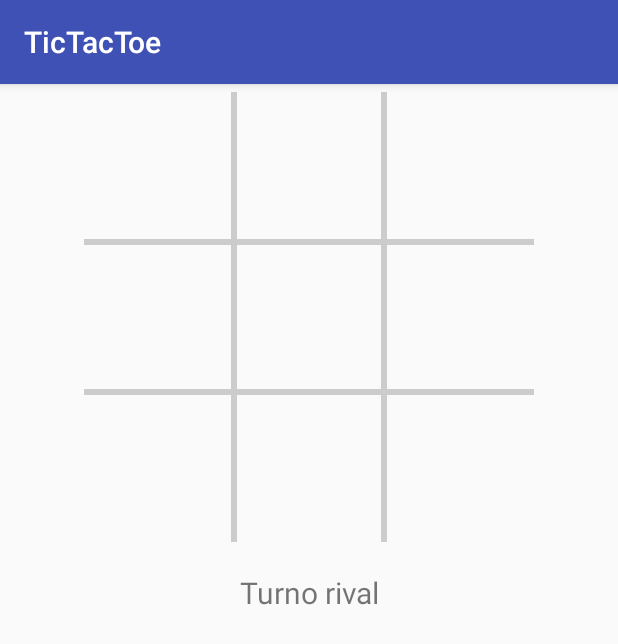
After one commit to cacoguaa/TicTacToe, an Android app: the MultiBoard screen opened directly, with no data from a screen before it, on a phone screen of 412 x 824 dp. The commit adds this screen. Shown: the top 644 px of the screen. Run offline under Robolectric (Android 15) with nearby library versions, the phone set to English and light mode, and no system bars; our stand-ins replace Firebase (no records; nobody signed in at launch, a user with empty details on screens opened directly); 3 statements that could not run were skipped.

Commit message:
Update methods, multiboard addded

```diff
--- a/app/src/main/AndroidManifest.xml
+++ b/app/src/main/AndroidManifest.xml
@@ -9,14 +9,13 @@
         android:roundIcon="@mipmap/ic_launcher_round"
         android:supportsRtl="true"
         android:theme="@style/AppTheme">
-        <activity android:name=".AndroidTicTacToeActivity">
-        </activity>
+        <activity android:name=".AndroidTicTacToeActivity"></activity>
         <!-- Allow the Settings activity to be launched -->
         <activity
             android:name=".Settings"
             android:label="Settings" />
         <activity
-            android:name=".MultiplayerActivity"
+            android:name=".CreateActivity"
             android:parentActivityName=".MainActivity">
 
             <!-- The meta-data tag is required if you support API level 15 and lower -->
@@ -40,6 +39,7 @@
                 <category android:name="android.intent.category.LAUNCHER" />
             </intent-filter>
         </activity>
+        <activity android:name=".MultiBoard"></activity>
     </application>
 
 </manifest>
--- a/app/src/main/java/co/edu/unal/tictactoe/AndroidTicTacToeActivity.java
+++ b/app/src/main/java/co/edu/unal/tictactoe/AndroidTicTacToeActivity.java
@@ -178,7 +178,7 @@ public class AndroidTicTacToeActivity extends AppCompatActivity {
     }
 
     public void multiplayer(){
-        Intent intent = new Intent(this, MultiplayerActivity.class);
+        Intent intent = new Intent(this, CreateActivity.class);
         startActivity(intent);
     }
 
--- a/app/src/main/java/co/edu/unal/tictactoe/MainActivity.java
+++ b/app/src/main/java/co/edu/unal/tictactoe/MainActivity.java
@@ -14,7 +14,7 @@ public class MainActivity extends AppCompatActivity {
     }
 
     public void multiplayer(View view){
-        Intent intent = new Intent(this, MultiplayerActivity.class);
+        Intent intent = new Intent(this, CreateActivity.class);
         startActivity(intent);
     }
 
--- /dev/null
+++ b/app/src/main/java/co/edu/unal/tictactoe/MultiBoard.java
@@ -0,0 +1,113 @@
+package co.edu.unal.tictactoe;
+
+import android.content.Intent;
+import android.support.v7.app.AppCompatActivity;
+import android.os.Bundle;
+import android.util.Log;
+import android.view.MotionEvent;
+import android.view.View;
+import android.widget.TextView;
+
+import com.google.firebase.database.DataSnapshot;
+import com.google.firebase.database.DatabaseError;
+import com.google.firebase.database.DatabaseReference;
+import com.google.firebase.database.FirebaseDatabase;
+import com.google.firebase.database.ValueEventListener;
+
+public class MultiBoard extends AppCompatActivity {
+
+    GameStruc game;
+    private TicTacToeGame mGame;
+    private BoardView mBoardView;
+    int player;
+    private TextView mInfoTextView;
+    DatabaseReference refGame;
+    private int turn;
+
+    @Override
+    protected void onCreate(Bundle savedInstanceState) {
+        super.onCreate(savedInstanceState);
+        setContentView(R.layout.activity_multi_board);
+        mGame = new TicTacToeGame();
+        mBoardView = (BoardView) findViewById(R.id.board);
+        mBoardView.setGame(mGame);
+        mBoardView.setOnTouchListener(mTouchListener);
+
+        // Reset all buttons
+        mBoardView.invalidate();
+        mInfoTextView = (TextView) findViewById(R.id.information);
+        Intent intent = getIntent();
+        String gameid = getIntent().getStringExtra("id");
+        player = getIntent().getIntExtra("player",-1);
+        refGame = FirebaseDatabase.getInstance().getReference(gameid);
+        refGame.addValueEventListener(new ValueEventListener() {
+            @Override
+            public void onDataChange(DataSnapshot dataSnapshot) {
+                String board = dataSnapshot.child("board").getValue().toString();
+                char[] boards = {'1','2','3','4','5','6','7','8','9'};
+                for(int i = 0; i < 9; i++){
+                    boards[i] = board.charAt(i);
+                }
+                mGame.setBoardState(boards);
+                mBoardView.invalidate();
+                turn = Integer.parseInt(dataSnapshot.child("turn").getValue().toString());
+                Log.d("Cambio table", board);
+                Log.d("turn", String.valueOf(turn));
+                if(turn == player ){
+                    mInfoTextView.setText("Es tu turno");
+                }
+                else {
+                    mInfoTextView.setText("Turno rival");
+                }
+            }
+
+            @Override
+            public void onCancelled(DatabaseError databaseError) {
+                System.out.println("The read failed: " + databaseError.getCode());
+            }
+        });
+    }
+
+
+    private View.OnTouchListener mTouchListener = new View.OnTouchListener() {
+        public boolean onTouch(View v, MotionEvent event) {
+            Log.d("turno", "click");
+            // Determine which cell was touched
+            int col = (int) event.getX() / mBoardView.getBoardCellWidth();
+            int row = (int) event.getY() / mBoardView.getBoardCellHeight();
+            int pos = row * 3 + col;
+            if(!mGame.getWin()){
+                int winner = mGame.checkForWinner();
+                if( winner != 0){
+                    mGame.setWin();
+                    Log.d("winner",String.valueOf(winner));
+                    if( winner == 1)
+                        mInfoTextView.setText("Empate");
+                    else if( winner-1 == player)
+                        mInfoTextView.setText("Ganaste");
+                    else mInfoTextView.setText("Perdiste");
+                } else {
+                    if(player == 1 && player == turn) {
+                        setMove(TicTacToeGame.HUMAN_PLAYER, pos);
+                    }
+                    else if(player == turn){
+                        setMove(TicTacToeGame.COMPUTER_PLAYER, pos);
+                    }
+                }
+            }
+            return false;
+        };
+    };
+
+    private boolean setMove(char player, int location) {
+        Log.d(String.valueOf(player), String.valueOf(location));
+        Log.d("Actual board",mGame.toString());
+        if (mGame.setMove(player, location)) {
+            //if(player == 0) refGame.child("turn").setValue(1);
+            //else  refGame.child("turn").setValue(0);
+            mBoardView.invalidate();   // Redraw the board
+            return true;
+        }
+        return false;
+    }
+}
--- /dev/null
+++ b/app/src/main/res/layout/activity_multi_board.xml
@@ -0,0 +1,35 @@
+<?xml version="1.0" encoding="utf-8"?>
+<android.support.constraint.ConstraintLayout xmlns:android="http://schemas.android.com/apk/res/android"
+    xmlns:app="http://schemas.android.com/apk/res-auto"
+    xmlns:tools="http://schemas.android.com/tools"
+    android:layout_width="match_parent"
+    android:layout_height="match_parent"
+    tools:context="co.edu.unal.tictactoe.MultiBoard">
+
+    <LinearLayout
+        android:layout_width="fill_parent"
+        android:layout_height="fill_parent"
+        android:gravity="center_horizontal"
+        android:orientation="vertical">
+
+        <co.edu.unal.tictactoe.BoardView
+            android:id="@+id/board"
+            android:layout_width="300dp"
+            android:layout_height="300dp"
+            android:layout_marginTop="5dp" />
+
+        <TextView
+            android:id="@+id/information"
+            android:layout_width="match_parent"
+            android:layout_height="wrap_content"
+            android:layout_marginTop="20dp"
+            android:layout_weight="0.06"
+            android:gravity="center_horizontal"
+            android:text="info"
+            android:textSize="20dp" />
+
+
+    </LinearLayout>
+
+
+</android.support.constraint.ConstraintLayout>
```
Also changed, not shown: app/src/main/java/co/edu/unal/tictactoe/CreateActivity.java (renamed from app/src/main/java/co/edu/unal/tictactoe/MultiplayerActivity.java, +8 -5 lines), app/src/main/java/co/edu/unal/tictactoe/GameStruc.java (+92 -16 lines), app/src/main/java/co/edu/unal/tictactoe/JoinActivity.java (+57 -11 lines), app/src/main/java/co/edu/unal/tictactoe/TicTacToeGame.java (+8 -0 lines), app/src/main/res/layout/activity_create.xml (renamed from app/src/main/res/layout/activity_multiplayer.xml, +10 -2 lines), app/src/main/res/layout/activity_join.xml (+6 -20 lines).
